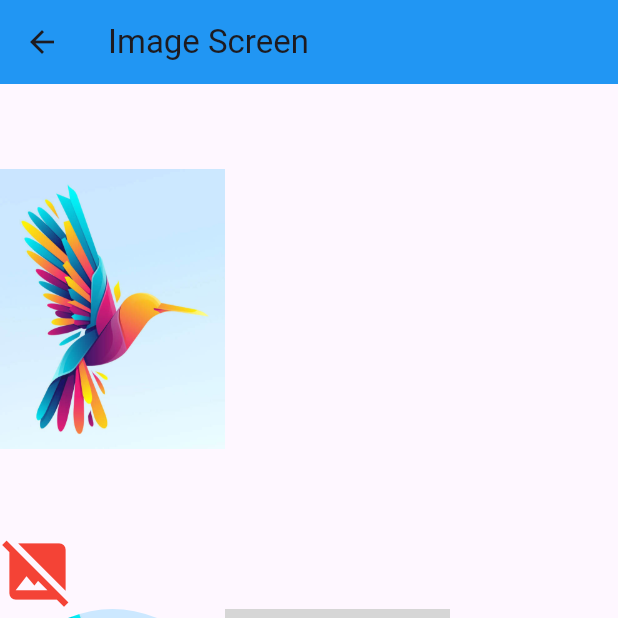
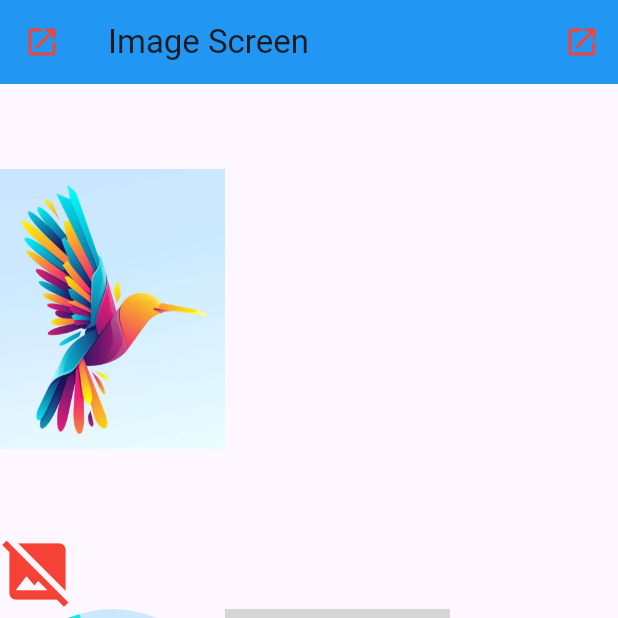
Before and after one commit to devatulparmar/sept24batch6pm, a Flutter app: the MyImageScreen screen opened directly, on a phone screen of 412 x 824 dp, the top half of it. Run offline on Flutter 3.47's test engine with Material 3 defaults, Android fonts, the phone set to English and light mode, and no system bars; our stand-ins replace intl_phone_field; network calls fail; grey boxes are pictures that could not be loaded.

Commit message:
ListTile, DrawerHeader, Drawer, End Drawer, GestureDetector, InkWell

```diff
--- a/lib/image_screen.dart
+++ b/lib/image_screen.dart
@@ -8,21 +8,123 @@ class MyImageScreen extends StatefulWidget {
 }
 
 class _MyImageScreenState extends State<MyImageScreen> {
+  GlobalKey<ScaffoldState> key = GlobalKey();
+
   @override
   Widget build(BuildContext context) {
     return Scaffold(
+      key: key,
       appBar: AppBar(
         title: const Text('Image Screen'),
+        leading: IconButton(
+          onPressed: () {
+            key.currentState!.openDrawer();
+          },
+          icon: const Icon(
+            Icons.open_in_new,
+            color: Colors.red,
+          ),
+        ),
+        actions: [
+          IconButton(
+            onPressed: () {
+              key.currentState!.openEndDrawer();
+            },
+            icon: const Icon(
+              Icons.open_in_new,
+              color: Colors.red,
+            ),
+          ),
+        ],
+      ),
+      drawer: Drawer(
+        child: Column(
+          children: [
+            const DrawerHeader(
+              child: CircleAvatar(
+                radius: 150,
+                backgroundImage: AssetImage(
+                  "images/image2.jpeg",
+                ),
+              ),
+            ),
+            Row(
+              children: [
+                Expanded(
+                  flex: 1,
+                  child: ElevatedButton(
+                    onPressed: () {},
+                    child: const Text('Orders'),
+                  ),
+                ),
+              ],
+            ),
+          ],
+        ),
+      ),
+      endDrawer: Drawer(
+        child: ListView(
+          children: [
+            const DrawerHeader(
+              child: CircleAvatar(
+                radius: 150,
+                backgroundImage: AssetImage(
+                  "images/image2.jpeg",
+                ),
+              ),
+            ),
+            ListTile(
+              leading: const Icon(Icons.home),
+              trailing: const Icon(Icons.arrow_forward_ios),
+              title: const Text('Home'),
+              subtitle: const Text('Home SubtitleHome SubtitleHome SubtitleHome SubtitleHome SubtitleHome SubtitleHome Subtitle'),
+              shape: RoundedRectangleBorder(
+                borderRadius: BorderRadius.circular(35),
+              ),
+              focusColor: Colors.red,
+              tileColor: Colors.cyan,
+              selectedColor: Colors.white,
+              selectedTileColor: Colors.green,
+              enabled: true,
+              textColor: Colors.pink,
+              iconColor: Colors.yellow,
+              minTileHeight: 25,
+              titleAlignment: ListTileTitleAlignment.center,
+              contentPadding: const EdgeInsets.symmetric(horizontal: 10),
+              minLeadingWidth: 10,
+              selected: false,
+              isThreeLine: true,
+              onTap: () {
+                print('home click');
+              },
+            ),
+          ],
+        ),
       ),
       body: Column(
         crossAxisAlignment: CrossAxisAlignment.start,
         children: [
-          const Image(
+          GestureDetector(
+            onTap: () {
+              print('on tap click');
+            },
+            onDoubleTap: () {
+              print('on double tap click');
+            },
+            onLongPress: () {
+              print('on long press click');
+            },
+            child: const Image(
               height: 300,
               width: 150,
               image: AssetImage("images/image1.jpg"),
             ),
-          Image(
+          ),
+          InkWell(
+            onTap: () {
+              print('on tap click');
+            },
+            child: Image(
               height: 150,
               width: 150,
               image: const NetworkImage(
@@ -35,6 +137,7 @@ class _MyImageScreenState extends State<MyImageScreen> {
                   color: Colors.red,
                 );
               },
+            ),
           ),
           Row(
             children: [
@@ -67,7 +170,9 @@ class _MyImageScreenState extends State<MyImageScreen> {
             children: [
               const CircleAvatar(
                 radius: 50,
-                backgroundImage: AssetImage("images/image2.jpeg",),
+                backgroundImage: AssetImage(
+                  "images/image2.jpeg",
+                ),
               ),
               ClipRRect(
                 borderRadius: BorderRadius.circular(300),
@@ -76,7 +181,8 @@ class _MyImageScreenState extends State<MyImageScreen> {
                   fit: BoxFit.cover,
                   height: 100,
                   width: 100,
-                  errorBuilder: (BuildContext context, Object obj, StackTrace? s) {
+                  errorBuilder:
+                      (BuildContext context, Object obj, StackTrace? s) {
                     return const Icon(
                       Icons.image_not_supported,
                       size: 50,
--- a/lib/main.dart
+++ b/lib/main.dart
@@ -31,7 +31,7 @@ class MyApp extends StatelessWidget {
           thumbColor: WidgetStateProperty.all(Colors.blue),
         ),
       ),
-      home: const LoginScreen(),
+      home: const MyImageScreen(),
       // home: const ListSeparatedScreen(),
       // home: const ListGenerate(),
     );
```
Lines whose indentation alone changed are shown as unchanged.
